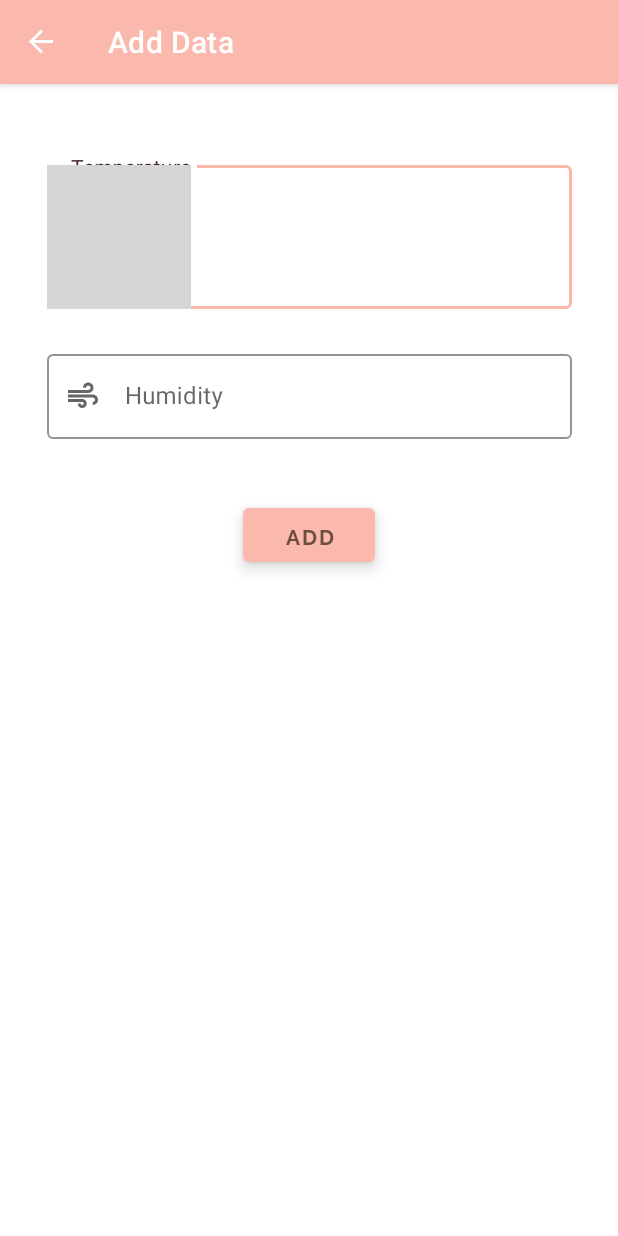
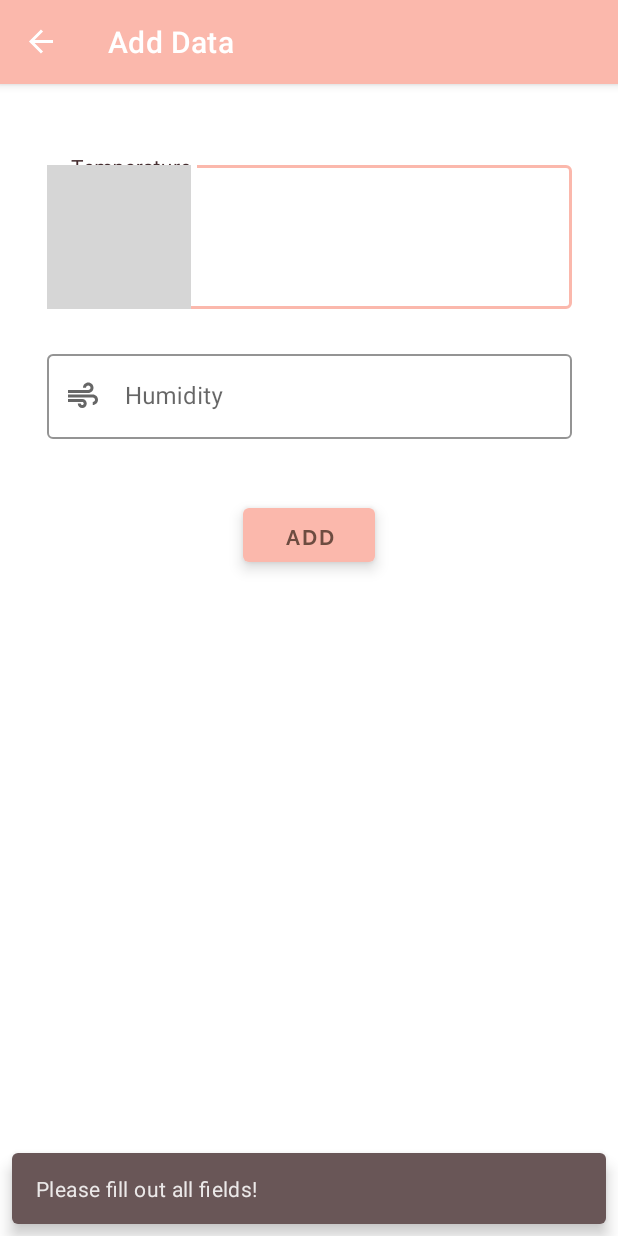
Before and after one commit to chewipie01/Kamatechs, an Android app: the AddFragment screen opened through its navigation route, after a tap on "ADD", on a phone screen of 412 x 824 dp. Run offline under Robolectric (Android 15) with nearby library versions, the phone set to English and light mode, and no system bars; our stand-ins replace Room's generated code, data binding, navigation-ui; grey boxes are pictures that could not be loaded.

Commit message:
snackbar

```diff
--- a/app/src/main/java/com/example/kamatechs/fragments/add/AddFragment.kt
+++ b/app/src/main/java/com/example/kamatechs/fragments/add/AddFragment.kt
@@ -15,6 +15,7 @@ import com.example.kamatechs.R
 import com.example.kamatechs.databinding.FragmentAddBinding
 import com.example.kamatechs.database.Storage
 import com.example.kamatechs.viewModel.StorageViewModel
+import com.google.android.material.snackbar.Snackbar
 
 class AddFragment: Fragment() {
 
@@ -53,11 +54,11 @@ class AddFragment: Fragment() {
 
             // Add Data to database
             mStorageViewModel.addStorage(storage)
-            Toast.makeText(requireContext(), "Successfully added the data!", Toast.LENGTH_LONG).show()
+            Snackbar.make(requireView(), "Successfully Added!", Snackbar.LENGTH_SHORT).show()
             // Navigate back
             findNavController().navigate(R.id.action_addFragment_to_listFragment)
         } else {
-            Toast.makeText(requireContext(), "Please fill out all fields!", Toast.LENGTH_LONG).show()
+            Snackbar.make(requireView(), "Please fill out all fields!", Snackbar.LENGTH_LONG).show()
         }
     }
 
--- a/app/src/main/java/com/example/kamatechs/fragments/update/UpdateFragment.kt
+++ b/app/src/main/java/com/example/kamatechs/fragments/update/UpdateFragment.kt
@@ -15,6 +15,7 @@ import com.example.kamatechs.R
 import com.example.kamatechs.databinding.FragmentUpdateBinding
 import com.example.kamatechs.database.Storage
 import com.example.kamatechs.viewModel.StorageViewModel
+import com.google.android.material.snackbar.Snackbar
 
 class UpdateFragment : Fragment() {
 
@@ -60,12 +61,12 @@ class UpdateFragment : Fragment() {
 
             // Update Current User
             mUserViewModel.updateStorage(updatedStorage)
-            Toast.makeText(requireContext(), "Updated Successfully!", Toast.LENGTH_SHORT).show()
+            Snackbar.make(requireView(), "Updated Successfully!", Snackbar.LENGTH_SHORT).show()
 
             // Navigate back to List Fragment
             findNavController().navigate(R.id.action_updateFragment_to_listFragment)
         } else {
-            Toast.makeText(requireContext(), "Please fill all fields!", Toast.LENGTH_SHORT).show()
+            Snackbar.make(requireView(), "Please fill all fields!", Snackbar.LENGTH_LONG).show()
         }
     }
 
--- a/app/src/main/java/com/example/kamatechs/login/LoginViewModel.kt
+++ b/app/src/main/java/com/example/kamatechs/login/LoginViewModel.kt
@@ -2,7 +2,6 @@ package com.example.kamatechs.login
 
 import android.annotation.SuppressLint
 import android.app.Application
-import android.widget.Toast
 import androidx.lifecycle.AndroidViewModel
 import androidx.lifecycle.LiveData
 import androidx.lifecycle.MutableLiveData
@@ -28,6 +27,7 @@ class LoginViewModel (val database: UserDatabaseDao,
     @SuppressLint("NullSafeMutableLiveData")
     fun doneNavigating() {
         _navigateToHome.postValue(null)
+
     }
 
     fun loginButton() {
--- a/app/src/main/java/com/example/kamatechs/register/Register.kt
+++ b/app/src/main/java/com/example/kamatechs/register/Register.kt
@@ -17,9 +17,7 @@ import androidx.navigation.fragment.findNavController
 import com.example.kamatechs.R
 import com.example.kamatechs.database.UserDatabase
 import com.example.kamatechs.databinding.FragmentRegisterBinding
-
-
-
+import com.google.android.material.snackbar.Snackbar
 
 
 class Register : Fragment() {
@@ -51,6 +49,7 @@ class Register : Fragment() {
                 R.id.action_register3_to_login
             )
             registerViewModel.doneNavigating()
+            Snackbar.make(requireView(), "Registration Successful", Snackbar.LENGTH_SHORT).show()
         })
 
         binding.registerViewModel = registerViewModel
--- a/app/src/main/res/navigation/navigation.xml
+++ b/app/src/main/res/navigation/navigation.xml
@@ -7,7 +7,7 @@
     <fragment
         android:id="@+id/login"
         android:name="com.example.kamatechs.login.Login"
-        android:label="fragment_login"
+        android:label="LOGIN"
         tools:layout="@layout/fragment_login" >
         <action
             android:id="@+id/action_login_to_register3"
--- a/app/src/main/res/values/styles.xml
+++ b/app/src/main/res/values/styles.xml
@@ -7,6 +7,7 @@
         <item name="colorPrimaryDark">@color/colorPrimaryDark</item>
         <item name="colorAccent">@color/colorAccent</item>
         <item name="android:textColorPrimary">@color/textColorPrimary</item>
+        <item name="snackbarStyle">@style/Widget.App.Snackbar</item>
     </style>
 
     <style name="Widget.Kamatechs.TextInputLayout" parent="Widget.MaterialComponents.TextInputLayout.OutlinedBox">
@@ -77,6 +78,13 @@
         <item name="android:fontFamily">@font/raleway</item>
     </style>
 
+    <style name="Widget.App.Snackbar" parent="Widget.MaterialComponents.Snackbar">
+        <item name="materialThemeOverlay">@style/ThemeOverlay.App.Snackbar</item>
+        <item name="actionTextColorAlpha">1</item>
+    </style>
 
-
+    <style name="ThemeOverlay.App.Snackbar" parent="">
+        <item name="colorPrimary">@color/colorPrimaryDark</item>
+        <item name="colorOnSurface">@color/textColorPrimary</item>
+    </style>
 </resources>
--- a/build.gradle
+++ b/build.gradle
@@ -14,8 +14,8 @@ buildscript {
 }
 
 plugins {
-    id 'com.android.application' version '7.3.1' apply false
-    id 'com.android.library' version '7.3.1' apply false
+    id 'com.android.application' version '7.2.2' apply false
+    id 'com.android.library' version '7.2.2' apply false
     id 'org.jetbrains.kotlin.android' version '1.7.10' apply false
 
 }
```
Also changed, not shown: app/src/main/java/com/example/kamatechs/fragments/list/ListFragment.kt (+3 -5 lines), app/src/main/java/com/example/kamatechs/login/Login.kt (+7 -1 lines).
